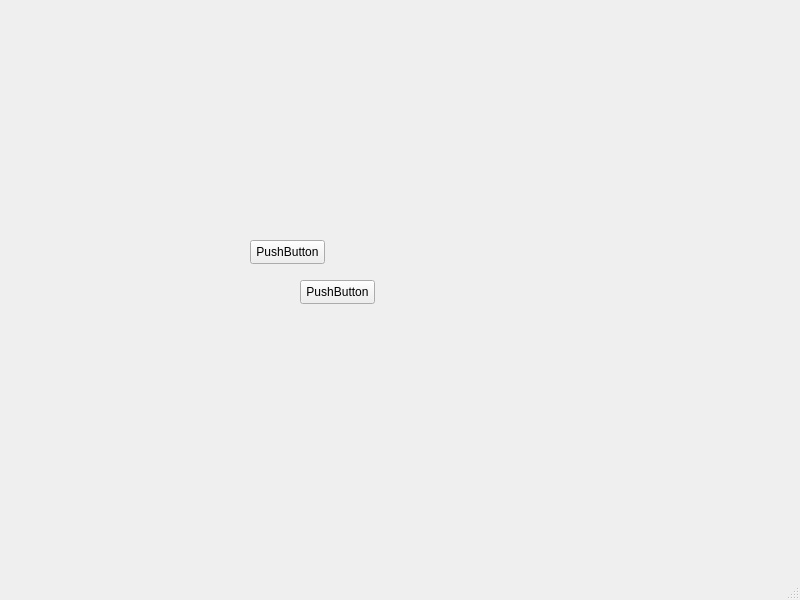
Qt form Project_Server/HomePage.ui (deathtaco1231/deathtaco1231-COMP72070-24W-Project4-Group10-Sec3) before a commit.
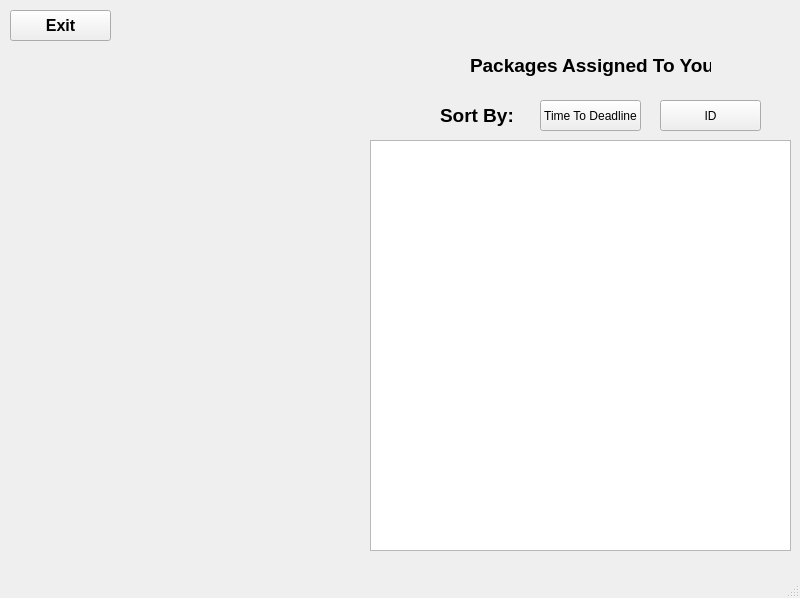
The same form after that commit.

Commit message: halfway done package sending

```diff
--- a/Project_Server/HomePage.ui
+++ b/Project_Server/HomePage.ui
@@ -7,37 +7,117 @@
     <x>0</x>
     <y>0</y>
     <width>800</width>
-    <height>600</height>
+    <height>598</height>
    </rect>
   </property>
   <property name="windowTitle">
    <string>MainWindow</string>
   </property>
   <widget class="QWidget" name="centralwidget">
-   <widget class="QPushButton" name="pushButton">
+   <widget class="QLabel" name="courierLabel">
     <property name="geometry">
      <rect>
-      <x>250</x>
-      <y>240</y>
-      <width>75</width>
-      <height>24</height>
+      <x>160</x>
+      <y>10</y>
+      <width>451</width>
+      <height>20</height>
      </rect>
     </property>
     <property name="text">
-     <string>PushButton</string>
+     <string/>
     </property>
    </widget>
    <widget class="QPushButton" name="pushButton_2">
     <property name="geometry">
      <rect>
-      <x>300</x>
-      <y>280</y>
-      <width>75</width>
-      <height>24</height>
+      <x>10</x>
+      <y>10</y>
+      <width>101</width>
+      <height>31</height>
      </rect>
     </property>
+    <property name="font">
+     <font>
+      <pointsize>12</pointsize>
+      <bold>true</bold>
+     </font>
+    </property>
     <property name="text">
-     <string>PushButton</string>
+     <string>Exit</string>
+    </property>
+   </widget>
+   <widget class="QListWidget" name="pkgList">
+    <property name="geometry">
+     <rect>
+      <x>370</x>
+      <y>140</y>
+      <width>421</width>
+      <height>411</height>
+     </rect>
+    </property>
+   </widget>
+   <widget class="QLabel" name="label_5">
+    <property name="geometry">
+     <rect>
+      <x>470</x>
+      <y>50</y>
+      <width>241</width>
+      <height>31</height>
+     </rect>
+    </property>
+    <property name="font">
+     <font>
+      <pointsize>14</pointsize>
+      <bold>true</bold>
+     </font>
+    </property>
+    <property name="text">
+     <string>Packages Assigned To You</string>
+    </property>
+   </widget>
+   <widget class="QPushButton" name="sortTTDBtn">
+    <property name="geometry">
+     <rect>
+      <x>540</x>
+      <y>100</y>
+      <width>101</width>
+      <height>31</height>
+     </rect>
+    </property>
+    <property name="text">
+     <string>Time To Deadline</string>
+    </property>
+   </widget>
+   <widget class="QLabel" name="label_3">
+    <property name="geometry">
+     <rect>
+      <x>440</x>
+      <y>100</y>
+      <width>91</width>
+      <height>31</height>
+     </rect>
+    </property>
+    <property name="font">
+     <font>
+      <pointsize>14</pointsize>
+      <bold>true</bold>
+     </font>
+    </property>
+    <property name="text">
+     <string>Sort By:</string>
+    </property>
+   </widget>
+   <widget class="QPushButton" name="sortIDBtn">
+    <property name="geometry">
+     <rect>
+      <x>660</x>
+      <y>100</y>
+      <width>101</width>
+      <height>31</height>
+     </rect>
+    </property>
+    <property name="text">
+     <string>ID</string>
     </property>
    </widget>
   </widget>
```
Left out of the diff: 10 changed lines with no effect on the pictures. The commit also changes 26 other files.
